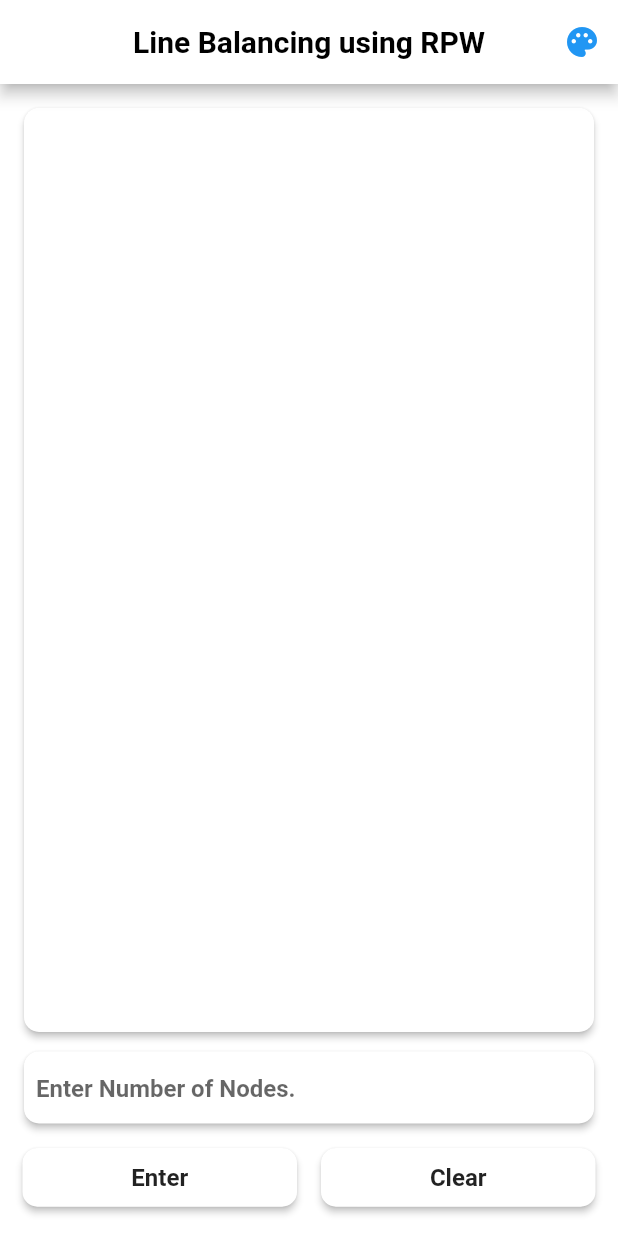
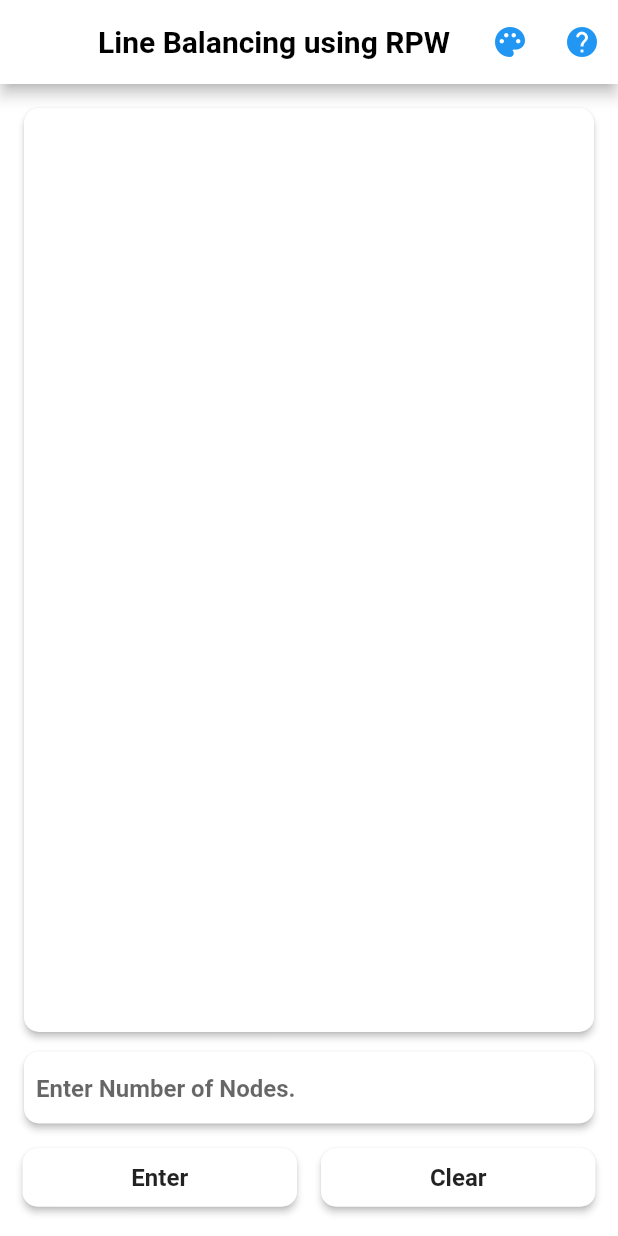
Before and after one commit to MakeshVineeth/ranked_positional_weight_method, a Flutter app: the screen it shows after launch, on a phone screen of 412 x 824 dp. Run offline on Flutter 3.47's test engine with Material 2 defaults, Android fonts, the phone set to English and light mode, and no system bars; our stand-ins replace theme_provider.

Commit message:
Add about

```diff
--- a/lib/Home.dart
+++ b/lib/Home.dart
@@ -4,6 +4,7 @@ import 'package:ranked_positional_method/btnDesign.dart';
 import 'package:ranked_positional_method/common.dart';
 import 'package:ranked_positional_method/listViewDesign.dart';
 import 'package:theme_provider/theme_provider.dart';
+import 'package:ranked_positional_method/aboutBtn.dart';
 
 class Home extends StatefulWidget {
   @override
@@ -77,7 +78,10 @@ class _HomeState extends State<Home> {
             fontWeight: FontWeight.w600,
           ),
         ),
-        actions: [CycleThemeIconButton()],
+        actions: [
+          CycleThemeIconButton(),
+          AboutApp(),
+        ],
       ),
       body: Padding(
         padding: Common.scaffoldPadding,
--- /dev/null
+++ b/lib/aboutBtn.dart
@@ -0,0 +1,25 @@
+import 'package:flutter/material.dart';
+import 'package:ranked_positional_method/common.dart';
+
+class AboutApp extends StatelessWidget {
+  @override
+  Widget build(BuildContext context) {
+    return IconButton(
+      onPressed: () => showAboutDialog(
+        context: context,
+        applicationIcon: Padding(
+          padding: const EdgeInsets.all(8.0),
+          child: ImageIcon(
+            AssetImage('assets/logo.png'),
+          ),
+        ),
+        applicationName: Common.title,
+        applicationLegalese: Common.legals,
+        applicationVersion: Common.ver,
+      ),
+      icon: Icon(
+        Icons.help_rounded,
+      ),
+    );
+  }
+}
--- a/lib/common.dart
+++ b/lib/common.dart
@@ -2,6 +2,9 @@ import 'package:flutter/material.dart';
 
 class Common {
   static const title = 'Line Balancing using RPW';
+  static const legals =
+      'An App that calculates the Rank Positional Weight Method (RPW), it can be used to develop and balance an assembly line.';
+  static const ver = '1.0.0';
 
   static final roundBorder =
       RoundedRectangleBorder(borderRadius: BorderRadius.circular(10));
```
